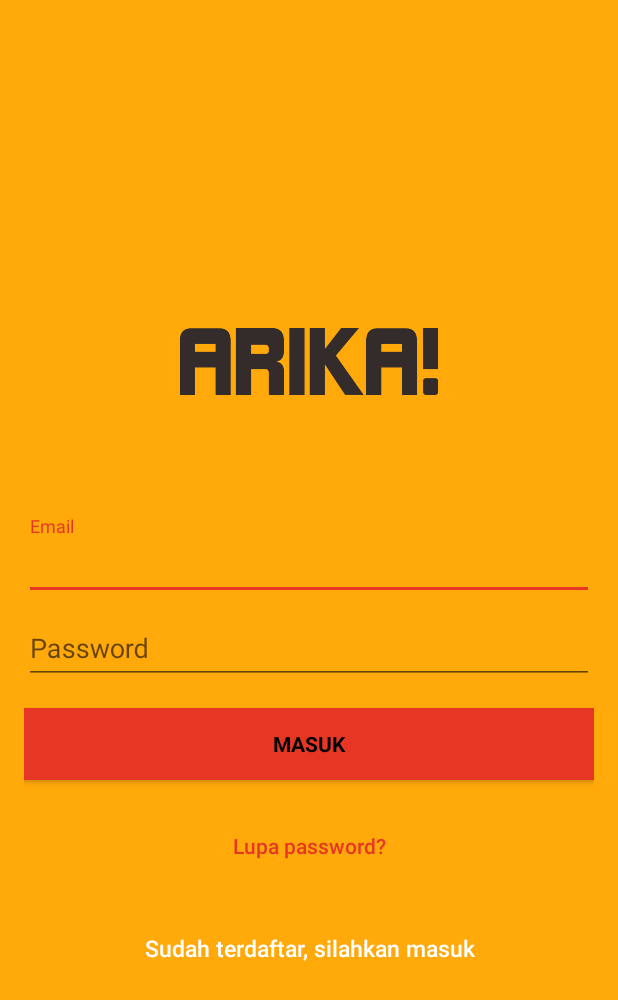
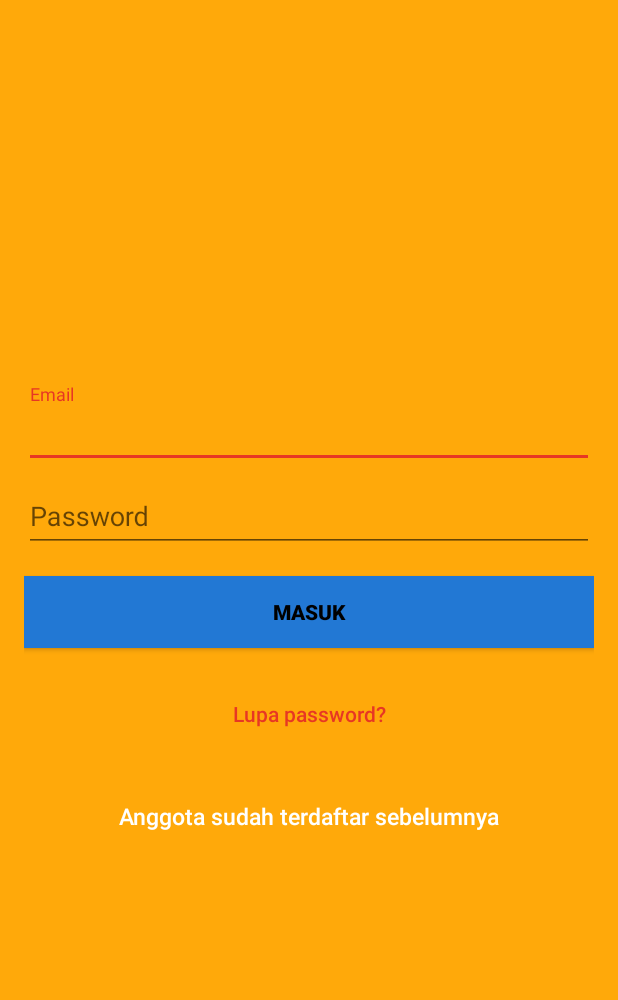
Before and after one commit to atalarikt99/MokletBK, an Android app: the SignupActivity screen opened directly, with no data from a screen before it, on a phone screen of 412 x 824 dp. Shown: the top 1000 px of the screen. Run offline under Robolectric (Android 15) with nearby library versions, the phone set to English and light mode, and no system bars; our stand-ins replace Firebase (no records; nobody signed in at launch, a user with empty details on screens opened directly).

Commit message:
Revisi tampilan pesan

```diff
--- a/app/src/main/res/layout/activity_signup.xml
+++ b/app/src/main/res/layout/activity_signup.xml
@@ -15,13 +15,6 @@
         android:orientation="vertical"
         android:padding="@dimen/activity_horizontal_margin">
 
-
-        <ImageView
-            android:layout_width="172dp"
-            android:layout_height="wrap_content"
-            android:layout_gravity="center_horizontal"
-            android:layout_marginBottom="30dp"
-            android:src="@drawable/logo" />
 
         <android.support.design.widget.TextInputLayout
             android:layout_width="match_parent"
@@ -60,14 +53,13 @@
 
         <Button
             android:id="@+id/sign_up_button"
-            style="?android:textAppearanceSmall"
             android:layout_width="match_parent"
             android:layout_height="wrap_content"
             android:layout_marginTop="16dp"
-            android:background="@color/colorAccent"
+            android:background="@color/dot_dark_screen3"
             android:text="@string/action_sign_in_short"
             android:textColor="@android:color/black"
-            android:textStyle="bold" />
+            android:textStyle="bold"/>
 
         <Button
             android:id="@+id/btn_reset_password"
--- a/app/src/main/res/values/strings.xml
+++ b/app/src/main/res/values/strings.xml
@@ -46,8 +46,8 @@
     <string name="hint_password">Password</string>
     <string name="hint_name">Nama Lengkap</string>
     <string name="btn_login">MASUK</string>
-    <string name="btn_link_to_register">Bukan anggota? Daftarlah jadi anggota sekarang juga!</string>
-    <string name="btn_link_to_login">Sudah terdaftar, silahkan masuk</string>
+    <string name="btn_link_to_register">Bukan anggota? Daftar sekarang juga</string>
+    <string name="btn_link_to_login">Anggota sudah terdaftar sebelumnya</string>
     <string name="title_activity_reset_password">Reset Password</string>
     <string name="btn_forgot_password">Lupa password?</string>
     <string name="btn_reset_password">Reset Password</string>
```
Also changed, not shown: 27 other files.
